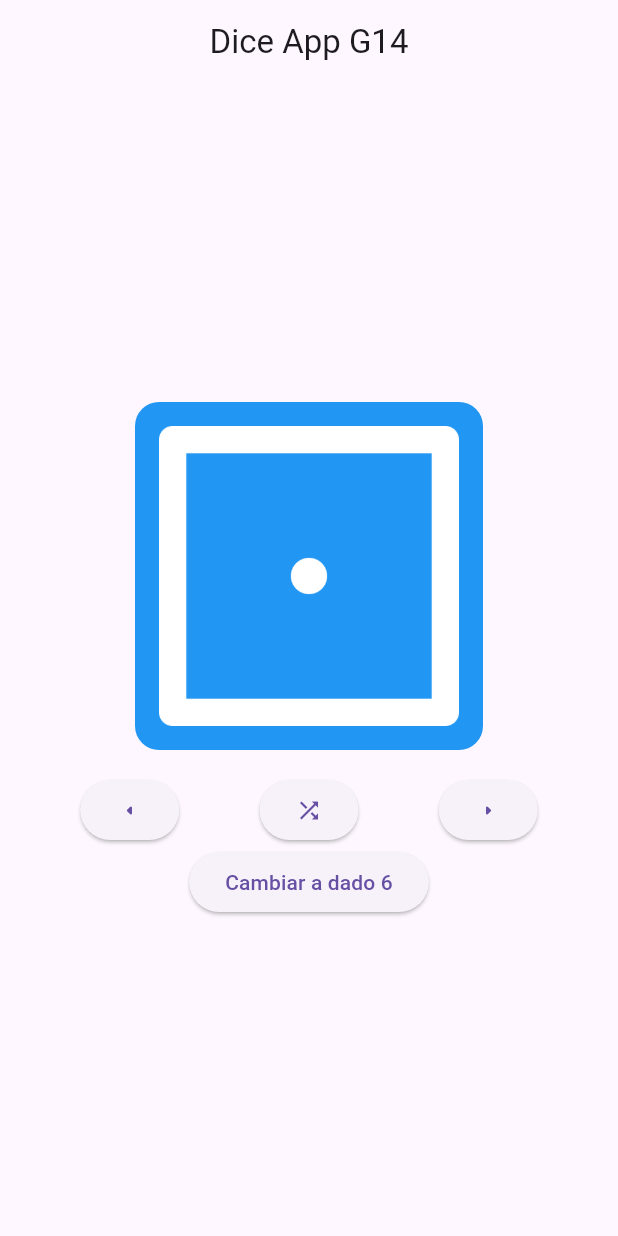
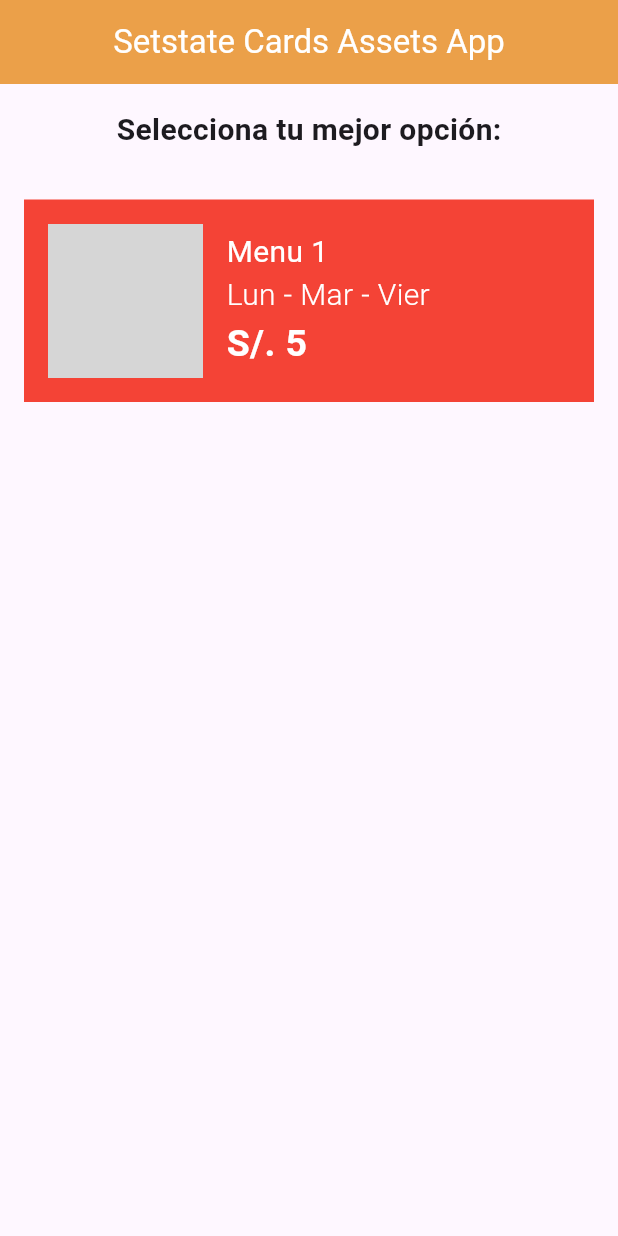
Before and after one commit to fr4nsgallegos/diceAppG14, a Flutter app: the screen it shows after launch, on a phone screen of 412 x 824 dp. Run offline on Flutter 3.47's test engine with Material 3 defaults, Android fonts, the phone set to English and light mode, and no system bars; network calls fail; grey boxes are pictures that could not be loaded.

Commit message:
init interface

```diff
--- a/lib/main.dart
+++ b/lib/main.dart
@@ -1,6 +1,7 @@
 import 'package:diceappg14/pages/home_page.dart';
+import 'package:diceappg14/pages/menu_page.dart';
 import 'package:flutter/material.dart';
 
 void main() {
-  runApp(MaterialApp(home: HomePage(), debugShowCheckedModeBanner: false));
+  runApp(MaterialApp(home: MenuPage(), debugShowCheckedModeBanner: false));
 }
--- a/lib/pages/home_page.dart
+++ b/lib/pages/home_page.dart
@@ -40,7 +40,7 @@ class _HomePageState extends State<HomePage> {
   @override
   Widget build(BuildContext context) {
     return Scaffold(
-      appBar: AppBar(title: Text("Dice App G14"), centerTitle: true),
+      appBar: AppBar(title: Text("Dice App G14  "), centerTitle: true),
       body: Center(
         child: Column(
           mainAxisAlignment: MainAxisAlignment.center,
--- /dev/null
+++ b/lib/pages/menu_page.dart
@@ -0,0 +1,70 @@
+import 'package:flutter/material.dart';
+
+class MenuPage extends StatelessWidget {
+  const MenuPage({super.key});
+
+  @override
+  Widget build(BuildContext context) {
+    double screenWidth = MediaQuery.of(context).size.width;
+    return Scaffold(
+      appBar: AppBar(
+        title: Text("Setstate Cards Assets App"),
+        foregroundColor: Colors.white,
+        centerTitle: true,
+        backgroundColor: Color(0xffEBA049),
+      ),
+      body: Padding(
+        padding: const EdgeInsets.all(16.0),
+        child: Column(
+          children: [
+            Text(
+              "Selecciona tu mejor opción:",
+              style: TextStyle(fontWeight: FontWeight.bold, fontSize: 20),
+            ),
+            SizedBox(height: 32),
+            Container(
+              padding: EdgeInsets.all(16),
+              color: Colors.red,
+              child: Row(
+                children: [
+                  Image.network(
+                    "https://images.pexels.com/photos/28503598/pexels-photo-28503598.jpeg",
+                    height: screenWidth / 4,
+                    width: screenWidth / 4,
+                    fit: BoxFit.cover,
+                  ),
+                  SizedBox(width: 16),
+                  Column(
+                    crossAxisAlignment: CrossAxisAlignment.start,
+                    children: [
+                      Text(
+                        "Menu 1",
+                        style: TextStyle(color: Colors.white, fontSize: 20),
+                      ),
+                      Text(
+                        "Lun - Mar - Vier",
+                        style: TextStyle(
+                          color: Colors.white,
+                          fontSize: 20,
+                          fontWeight: FontWeight.w300,
+                        ),
+                      ),
+                      Text(
+                        "S/. 5",
+                        style: TextStyle(
+                          color: Colors.white,
+                          fontSize: 25,
+                          fontWeight: FontWeight.bold,
+                        ),
+                      ),
+                    ],
+                  ),
+                ],
+              ),
+            ),
+          ],
+        ),
+      ),
+    );
+  }
+}
```
